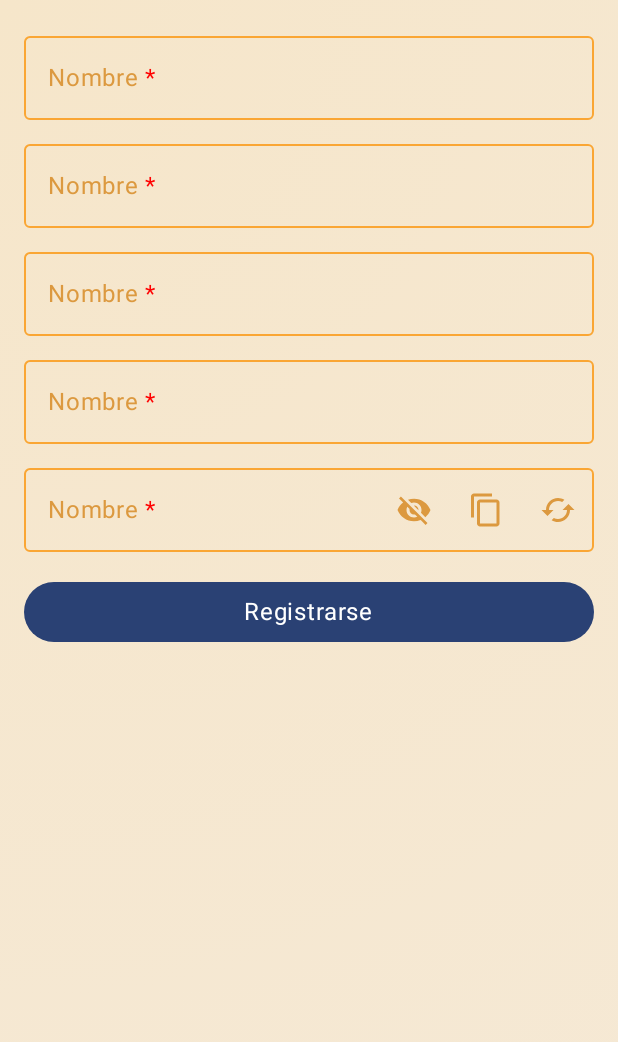
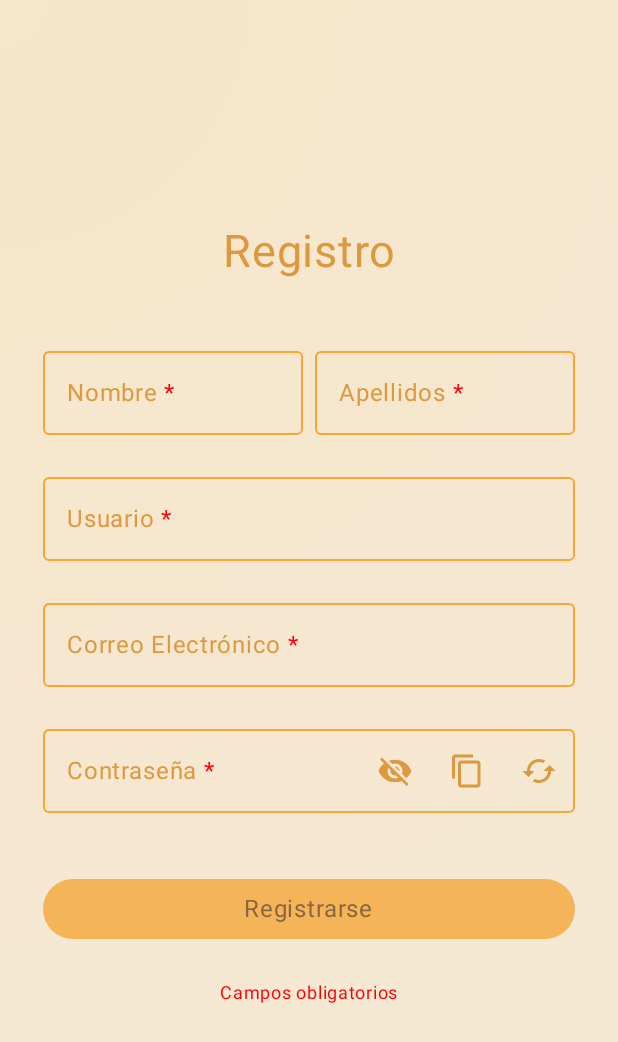
Before and after one commit to ramrom39/SistemaGestionBiblioteca, an Android app built with Jetpack Compose: the Register screen opened through its navigation route, after a tap on "Registrarse", on a phone screen of 412 x 824 dp. Shown: the top 1042 px of the screen. Run offline under Robolectric (Android 15) with nearby library versions, the light colour scheme and no system bars; our stand-ins replace livedata-compose.

Commit message:
Login y Registro funcionalidad acabada

```diff
--- a/app/src/main/java/com/example/sistemagestionbiblioteca/screens/Register.kt
+++ b/app/src/main/java/com/example/sistemagestionbiblioteca/screens/Register.kt
@@ -14,6 +14,7 @@ import androidx.compose.material.icons.filled.KeyboardArrowRight
 import androidx.compose.material.icons.filled.Visibility
 import androidx.compose.material.icons.filled.VisibilityOff
 import androidx.compose.material3.Button
+import androidx.compose.material3.ButtonDefaults
 import androidx.compose.material3.Icon
 import androidx.compose.material3.IconButton
 import androidx.compose.material3.OutlinedTextField
@@ -90,14 +91,29 @@ fun Register(navController: NavController) {
                 .padding(innerPadding)
                 .fillMaxSize()
                 .background(gradientBrush)
-                .pointerInput(Unit) { detectTapGestures { focusManager.clearFocus() } }
+                .pointerInput(Unit) { detectTapGestures { focusManager.clearFocus() } },
+            contentAlignment = Alignment.Center // Centra verticalmente el contenido
         ) {
             Column(
                 modifier = Modifier
-                    .fillMaxWidth()
-                    .padding(16.dp)
+                    .fillMaxWidth(0.9f)
+                    .padding(horizontal = 8.dp, vertical = 16.dp),
+                horizontalAlignment = Alignment.CenterHorizontally,
+                verticalArrangement = Arrangement.Center // Centra verticalmente los elementos de la columna
             ) {
-                // Campo para Nombre con asterisco condicional
+                // Título de la pantalla
+                Text(
+                    text = "Registro",
+                    fontSize = 30.sp,
+                    color = Color(0xFFDC993F)
+                )
+                Spacer(modifier = Modifier.height(40.dp))
+
+                // Row para agrupar Nombre y Apellidos
+                Row(
+                    modifier = Modifier.fillMaxWidth(),
+                    horizontalArrangement = Arrangement.spacedBy(8.dp)
+                ) {
                     OutlinedTextField(
                         value = nombre,
                         onValueChange = { nombre = it },
@@ -114,19 +130,16 @@ fun Register(navController: NavController) {
                                 color = Color(0xFFDC993F)
                             )
                         },
-                    modifier = Modifier.fillMaxWidth(),
+                        modifier = Modifier.weight(1f),
                         colors = textFieldColors()
                     )
-                Spacer(modifier = Modifier.height(8.dp))
-
-                // Campo para Apellidos con asterisco condicional
                     OutlinedTextField(
                         value = apellidos,
                         onValueChange = { apellidos = it },
                         label = {
                             Text(
                                 buildAnnotatedString {
-                                append("Nombre")
+                                    append("Apellidos")
                                     if (showErrors && apellidos.isEmpty()) {
                                         withStyle(style = androidx.compose.ui.text.SpanStyle(color = Color.Red)) {
                                             append(" *")
@@ -136,19 +149,79 @@ fun Register(navController: NavController) {
                                 color = Color(0xFFDC993F)
                             )
                         },
-                    modifier = Modifier.fillMaxWidth(),
+                        modifier = Modifier.weight(1f),
                         colors = textFieldColors()
                     )
-                Spacer(modifier = Modifier.height(8.dp))
+                }
 
-                // Campo para Correo Electrónico con trailingIcon condicional
+                Spacer(modifier = Modifier.height(20.dp))
+
+                // Campo para Usuario con asterisco condicional y trailingIcon para duplicidad
                 OutlinedTextField(
-                    value = correoElectronico,
-                    onValueChange = { correoElectronico = it },
+                    value = usuario,
+                    onValueChange = { nuevoValor ->
+                        usuario = nuevoValor
+                        // Limpia el mensaje de error si se reescribe el usuario
+                        if (nuevoValor.isNotEmpty()) {
+                            registerViewModel.clearError()
+                        }
+                    },
                     label = {
                         Text(
                             buildAnnotatedString {
-                                append("Nombre")
+                                append("Usuario")
+                                if (showErrors && correoElectronico.isEmpty()) {
+                                    withStyle(style = androidx.compose.ui.text.SpanStyle(color = Color.Red)) {
+                                        append(" *")
+                                    }
+                                }
+                            },
+                            color = Color(0xFFDC993F)
+                        )
+                    },
+                    modifier = Modifier.fillMaxWidth(),
+                    colors = textFieldColors(),
+                    trailingIcon = {
+                        if (usuario.isNotEmpty()) {
+                            if (errorMessage?.contains("usuario", ignoreCase = true) == true) {
+                                Icon(
+                                    imageVector = Icons.Default.Cancel,
+                                    contentDescription = "Usuario duplicado",
+                                    tint = Color.Red
+                                )
+                            }
+                        }
+                    }
+                )
+                // Mostrar mensaje de error debajo del campo si el usuario ya existe.
+                if (usuario.isNotEmpty() && errorMessage?.contains("usuario", ignoreCase = true) == true) {
+                    Text(
+                        text = errorMessage ?: "",
+                        color = Color.Red,
+                        fontSize = 12.sp,
+                        modifier = Modifier
+                            .padding(start = 4.dp,top = 4.dp)
+                            .align(Alignment.Start)
+
+                    )
+                }
+
+                Spacer(modifier = Modifier.height(20.dp))
+
+                // Campo para Correo Electrónico
+                OutlinedTextField(
+                    value = correoElectronico,
+                    onValueChange = { nuevoValor ->
+                        correoElectronico = nuevoValor
+                        // Si el usuario empieza a modificar el correo, se limpia el error.
+                        if (nuevoValor.isNotEmpty()) {
+                            registerViewModel.clearError()
+                        }
+                    },
+                    label = {
+                        Text(
+                            buildAnnotatedString {
+                                append("Correo Electrónico")
                                 if (showErrors && correoElectronico.isEmpty()) {
                                     withStyle(style = androidx.compose.ui.text.SpanStyle(color = Color.Red)) {
                                         append(" *")
@@ -164,107 +237,74 @@ fun Register(navController: NavController) {
                     trailingIcon = {
                         if (correoElectronico.isNotEmpty()) {
                             if (validarEmail(correoElectronico)) {
+                                // Si el formato es correcto, se muestra un icono dependiendo del error recibido
+                                if (errorMessage?.contains("correo", ignoreCase = true) == true) {
                                     Icon(
-                                    imageVector = Icons.Default.GppGood,
-                                    contentDescription = "Email válido",
-                                    tint = Color.Green
+                                        imageVector = Icons.Default.Cancel,
+                                        contentDescription = "Correo duplicado",
+                                        tint = Color.Red
                                     )
                                 } else {
                                     Icon(
+                                        imageVector = Icons.Default.GppGood,
+                                        contentDescription = "Correo válido",
+                                        tint = Color.Green
+                                    )
+                                }
+                            } else {
+                                Icon(
                                     imageVector = Icons.Default.Cancel,
-                                    contentDescription = "Email inválido",
+                                    contentDescription = "Correo inválido",
                                     tint = Color.Red
                                 )
                             }
                         }
                     }
                 )
-                // Mensaje de error debajo del campo si el email es inválido.
-                if (correoElectronico.isNotEmpty() && !validarEmail(correoElectronico)) {
+                // Mostrar mensaje de error debajo del campo de correo si el formato es inválido
+                // o si se recibe error por duplicidad (asumiendo que el mensaje contenga "correo")
+                if (correoElectronico.isNotEmpty()) {
+                    if (!validarEmail(correoElectronico)) {
                         Text(
                             text = "Correo electrónico no válido",
                             color = Color.Red,
                             fontSize = 12.sp,
-                        modifier = Modifier.padding(start = 16.dp, top = 4.dp)
+                            modifier = Modifier
+                                .fillMaxWidth()
+                                .padding(start = 16.dp, top = 4.dp)
                         )
-                }
-
-                Spacer(modifier = Modifier.height(8.dp))
-
-                // Campo para Usuario con asterisco condicional y trailingIcon para duplicidad
-                OutlinedTextField(
-                    value = usuario,
-                    onValueChange = {
-                        usuario = it
-                        // Opcional: aquí podrías limpiar el error si se reescribe el campo.
-                    },
-                    label = {
-                        Text(
-                            buildAnnotatedString {
-                                append("Nombre")
-                                if (showErrors && usuario.isEmpty()) {
-                                    withStyle(style = androidx.compose.ui.text.SpanStyle(color = Color.Red)) {
-                                        append(" *")
-                                    }
-                                }
-                            },
-                            color = Color(0xFFDC993F)
-                        )
-                    },
-                    modifier = Modifier.fillMaxWidth(),
-                    colors = textFieldColors(),
-                    trailingIcon = {
-                        if (usuario.isNotEmpty()) {
-                            if (errorMessage?.contains("ya existe", ignoreCase = true) == true) {
-                                Icon(
-                                    imageVector = Icons.Default.Cancel,
-                                    contentDescription = "Usuario duplicado",
-                                    tint = Color.Red
-                                )
-                            } else {
-                                Icon(
-                                    imageVector = Icons.Default.KeyboardArrowRight,
-                                    contentDescription = "Usuario disponible",
-                                    tint = Color.Green
-                                )
-                            }
-                        }
-                    }
-                )
-                // Mensaje de error debajo del campo si el usuario ya existe.
-                if (usuario.isNotEmpty() && errorMessage?.contains("ya existe", ignoreCase = true) == true) {
+                    } else if (errorMessage?.contains("correo", ignoreCase = true) == true) {
                         Text(
                             text = errorMessage ?: "",
                             color = Color.Red,
                             fontSize = 12.sp,
-                        modifier = Modifier.padding(start = 16.dp, top = 4.dp)
+                            modifier = Modifier
+                                .fillMaxWidth()
+                                .padding(start = 16.dp, top = 4.dp)
                         )
                     }
-
-                Spacer(modifier = Modifier.height(8.dp))
-
+                }
+                Spacer(modifier = Modifier.height(20.dp))
                 // Campo para Contraseña con asterisco condicional y funcionalidades adicionales.
                 PasswordTextField(
                     password = contraseña,
                     onPasswordChange = { contraseña = it },
                     onGeneratePassword = { contraseña = generateRandomPassword(12) },
-                    showError = showErrors && contraseña.isEmpty() // Pasamos el flag para indicar error.
+                    showError = showErrors && contraseña.isEmpty()
                 )
 
-                Spacer(modifier = Modifier.height(16.dp))
+                Spacer(modifier = Modifier.height(40.dp))
 
-                // Botón de Registro: valida que ninguno de los campos esté vacío.
+                // Botón de Registro
                 Button(
                     onClick = {
-                        // Si alguno de los campos está vacío, activamos showErrors.
+                        // Si algún campo está vacío o el correo es inválido, activamos showErrors.
                         if (nombre.isEmpty() || apellidos.isEmpty() ||
-                            usuario.isEmpty() || correoElectronico.isEmpty() || contraseña.isEmpty()
+                            usuario.isEmpty() || correoElectronico.isEmpty() || contraseña.isEmpty() ||
+                            !validarEmail(correoElectronico)
                         ) {
                             showErrors = true
-                        } else if (!validarEmail(correoElectronico)) {
-                            showErrors = true
                         } else {
-                            // Si todos los campos están llenos y el email es válido, se procede al registro
                             showErrors = false
                             val user = UserRegister(
                                 nombre = nombre,
@@ -276,11 +316,25 @@ fun Register(navController: NavController) {
                             registerViewModel.registerUser(user)
                         }
                     },
-                    modifier = Modifier.fillMaxWidth()
+                    modifier = Modifier.fillMaxWidth(),
+                    colors = ButtonDefaults.buttonColors(
+                        containerColor = Color(0xFFF6B459),
+                        contentColor = Color(0xFF886742)
+                    )
                 ) {
                     Text(text = "Registrarse", style = MaterialTheme.typography.bodyLarge)
                 }
                 Spacer(modifier = Modifier.height(16.dp))
+
+                // Mensaje de error global debajo del botón si hay campos obligatorios vacíos.
+                if (showErrors && (nombre.isEmpty() || apellidos.isEmpty() || usuario.isEmpty() || correoElectronico.isEmpty() || contraseña.isEmpty())) {
+                    Text(
+                        text = "Campos obligatorios",
+                        color = Color.Red,
+                        fontSize = 12.sp,
+                        modifier = Modifier.padding(top = 4.dp)
+                    )
+                }
             }
         }
     }
@@ -310,7 +364,7 @@ fun PasswordTextField(
         label = {
             Text(
                 buildAnnotatedString {
-                    append("Nombre")
+                    append("Contraseña")
                     if (showError && password.isEmpty()) {
                         withStyle(style = androidx.compose.ui.text.SpanStyle(color = Color.Red)) {
                             append(" *")
```
Also changed, not shown: app/src/main/java/com/example/sistemagestionbiblioteca/features/users/RegisterViewModel.kt (+14 -4 lines). Lines whose indentation alone changed are shown as unchanged.
